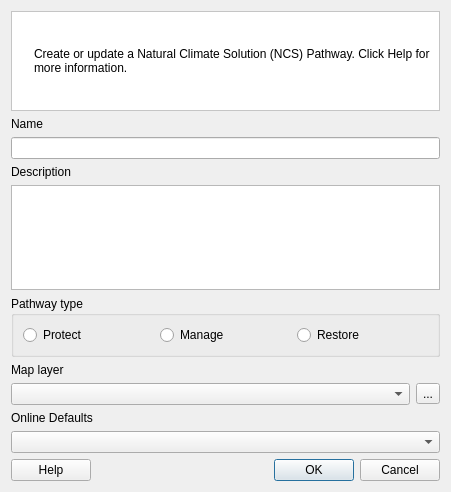
This is src/cplus_plugin/ui/ncs_pathway_editor_dialog.ui in ConservationInternational/cplus-plugin as Qt 5 draws it before an edit. The edited form follows.
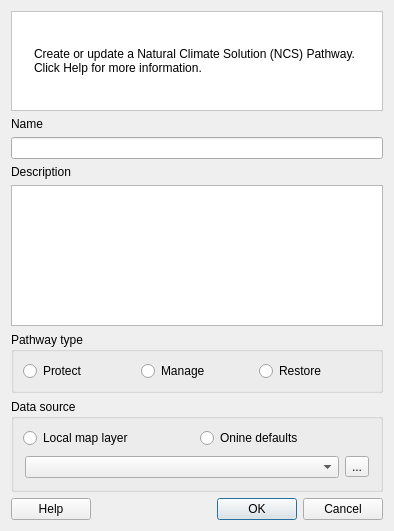
This is the edited form. Custom widgets are drawn as their Qt base class.

Commit message: Disaggregate data source type in NCS editor.

Diff of the .ui file:
```diff
--- a/src/cplus_plugin/ui/ncs_pathway_editor_dialog.ui
+++ b/src/cplus_plugin/ui/ncs_pathway_editor_dialog.ui
@@ -6,8 +6,8 @@
    <rect>
     <x>0</x>
     <y>0</y>
-    <width>451</width>
-    <height>492</height>
+    <width>394</width>
+    <height>531</height>
    </rect>
   </property>
   <property name="minimumSize">
@@ -19,68 +19,8 @@
   <property name="windowTitle">
    <string>NCS Pathway Editor</string>
   </property>
-  <layout class="QGridLayout" name="gridLayout_2">
-   <item row="9" column="0" colspan="4">
-    <widget class="QLabel" name="label_5">
-     <property name="text">
-      <string>Online Defaults</string>
-     </property>
-    </widget>
-   </item>
-   <item row="11" column="0">
-    <widget class="QPushButton" name="btn_help">
-     <property name="text">
-      <string>Help</string>
-     </property>
-    </widget>
-   </item>
-   <item row="11" column="2" colspan="2">
-    <widget class="QDialogButtonBox" name="buttonBox">
-     <property name="orientation">
-      <enum>Qt::Horizontal</enum>
-     </property>
-     <property name="standardButtons">
-      <set>QDialogButtonBox::Cancel|QDialogButtonBox::Ok</set>
-     </property>
-    </widget>
-   </item>
-   <item row="5" column="0" colspan="4">
-    <widget class="QPlainTextEdit" name="txt_description"/>
-   </item>
-   <item row="1" column="0" colspan="4">
-    <layout class="QVBoxLayout" name="vl_notification"/>
-   </item>
-   <item row="8" column="0" colspan="3">
-    <widget class="QgsMapLayerComboBox" name="cbo_layer"/>
-   </item>
-   <item row="8" column="3">
-    <widget class="QToolButton" name="btn_add_layer">
-     <property name="text">
-      <string>...</string>
-     </property>
-    </widget>
-   </item>
-   <item row="7" column="0" colspan="4">
-    <widget class="QLabel" name="label_4">
-     <property name="text">
-      <string>Map layer</string>
-     </property>
-    </widget>
-   </item>
-   <item row="11" column="1">
-    <spacer name="horizontalSpacer">
-     <property name="orientation">
-      <enum>Qt::Horizontal</enum>
-     </property>
-     <property name="sizeHint" stdset="0">
-      <size>
-       <width>178</width>
-       <height>20</height>
-      </size>
-     </property>
-    </spacer>
-   </item>
-   <item row="0" column="0" colspan="4">
+  <layout class="QGridLayout" name="gridLayout_4">
+   <item row="0" column="0" colspan="3">
     <widget class="QFrame" name="frame">
      <property name="sizePolicy">
       <sizepolicy hsizetype="Preferred" vsizetype="MinimumExpanding">
@@ -160,28 +100,34 @@
      </layout>
     </widget>
    </item>
-   <item row="2" column="0" colspan="4">
+   <item row="1" column="0" colspan="3">
+    <layout class="QVBoxLayout" name="vl_notification"/>
+   </item>
+   <item row="2" column="0" colspan="3">
     <widget class="QLabel" name="label">
      <property name="text">
       <string>Name</string>
      </property>
     </widget>
    </item>
-   <item row="3" column="0" colspan="4">
+   <item row="3" column="0" colspan="3">
     <widget class="QLineEdit" name="txt_name">
      <property name="maxLength">
       <number>200</number>
      </property>
     </widget>
    </item>
-   <item row="4" column="0" colspan="4">
+   <item row="4" column="0" colspan="3">
     <widget class="QLabel" name="label_2">
      <property name="text">
       <string>Description</string>
      </property>
     </widget>
    </item>
-   <item row="6" column="0" colspan="4">
+   <item row="5" column="0" colspan="3">
+    <widget class="QPlainTextEdit" name="txt_description"/>
+   </item>
+   <item row="6" column="0" colspan="3">
     <widget class="QGroupBox" name="groupBox">
      <property name="minimumSize">
       <size>
@@ -217,8 +163,110 @@
      </layout>
     </widget>
    </item>
-   <item row="10" column="0" colspan="4">
-    <widget class="QComboBox" name="cbo_default_layer"/>
+   <item row="7" column="0" colspan="3">
+    <widget class="QGroupBox" name="groupBox_2">
+     <property name="title">
+      <string>Data source</string>
+     </property>
+     <layout class="QGridLayout" name="gridLayout_3">
+      <item row="0" column="0">
+       <widget class="QRadioButton" name="rb_local">
+        <property name="text">
+         <string>Local map layer</string>
+        </property>
+       </widget>
+      </item>
+      <item row="0" column="1">
+       <widget class="QRadioButton" name="rb_online">
+        <property name="text">
+         <string>Onine defaults</string>
+        </property>
+       </widget>
+      </item>
+      <item row="1" column="0" colspan="2">
+       <widget class="QStackedWidget" name="data_source_stacked_widget">
+        <property name="frameShape">
+         <enum>QFrame::NoFrame</enum>
+        </property>
+        <widget class="QWidget" name="pg_local">
+         <layout class="QGridLayout" name="gridLayout_2">
+          <property name="leftMargin">
+           <number>2</number>
+          </property>
+          <property name="topMargin">
+           <number>2</number>
+          </property>
+          <property name="rightMargin">
+           <number>2</number>
+          </property>
+          <property name="bottomMargin">
+           <number>2</number>
+          </property>
+          <item row="0" column="0">
+           <widget class="QgsMapLayerComboBox" name="cbo_layer"/>
+          </item>
+          <item row="0" column="1">
+           <widget class="QToolButton" name="btn_add_layer">
+            <property name="text">
+             <string>...</string>
+            </property>
+           </widget>
+          </item>
+         </layout>
+        </widget>
+        <widget class="QWidget" name="pg_online">
+         <layout class="QGridLayout" name="gridLayout">
+          <property name="leftMargin">
+           <number>2</number>
+          </property>
+          <property name="topMargin">
+           <number>2</number>
+          </property>
+          <property name="rightMargin">
+           <number>2</number>
+          </property>
+          <property name="bottomMargin">
+           <number>2</number>
+          </property>
+          <item row="0" column="0">
+           <widget class="QComboBox" name="cbo_default_layer"/>
+          </item>
+         </layout>
+        </widget>
+       </widget>
+      </item>
+     </layout>
+    </widget>
+   </item>
+   <item row="8" column="0">
+    <widget class="QPushButton" name="btn_help">
+     <property name="text">
+      <string>Help</string>
+     </property>
+    </widget>
+   </item>
+   <item row="8" column="1">
+    <spacer name="horizontalSpacer">
+     <property name="orientation">
+      <enum>Qt::Horizontal</enum>
+     </property>
+     <property name="sizeHint" stdset="0">
+      <size>
+       <width>178</width>
+       <height>20</height>
+      </size>
+     </property>
+    </spacer>
+   </item>
+   <item row="8" column="2">
+    <widget class="QDialogButtonBox" name="buttonBox">
+     <property name="orientation">
+      <enum>Qt::Horizontal</enum>
+     </property>
+     <property name="standardButtons">
+      <set>QDialogButtonBox::Cancel|QDialogButtonBox::Ok</set>
+     </property>
+    </widget>
    </item>
   </layout>
  </widget>
```
The commit also changes 2 other files.
